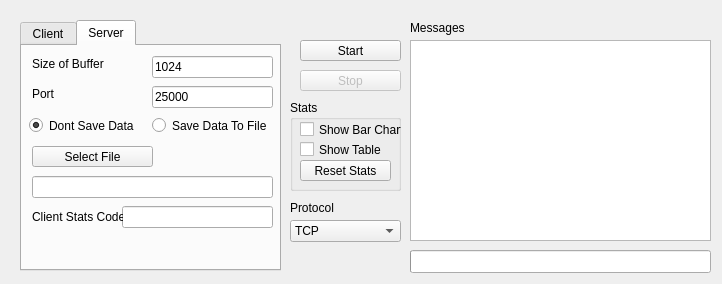
Above: mainwindow.ui from isaacmorneau/4985_asn2 before the change. Below: the same form after it.
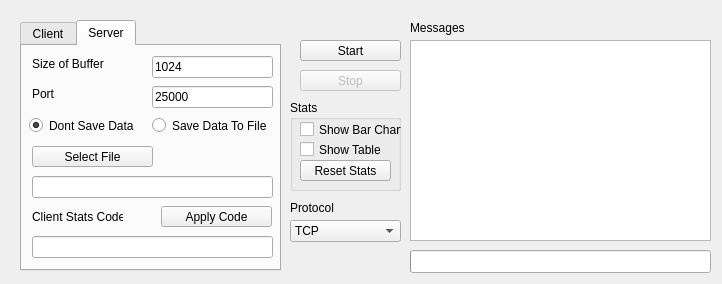
That is the form after the change. The open tabs and pages were chosen to show the change.

```diff
--- a/mainwindow.ui
+++ b/mainwindow.ui
@@ -376,9 +376,9 @@
      <widget class="QLineEdit" name="lineEditCodeServer">
       <property name="geometry">
        <rect>
-        <x>100</x>
-        <y>160</y>
-        <width>151</width>
+        <x>10</x>
+        <y>190</y>
+        <width>241</width>
         <height>22</height>
        </rect>
       </property>
@@ -396,6 +396,19 @@
        <string>Client Stats Code</string>
       </property>
      </widget>
+     <widget class="QPushButton" name="pushButtonApply">
+      <property name="geometry">
+       <rect>
+        <x>139</x>
+        <y>160</y>
+        <width>111</width>
+        <height>21</height>
+       </rect>
+      </property>
+      <property name="text">
+       <string>Apply Code</string>
+      </property>
+     </widget>
     </widget>
    </widget>
    <widget class="QComboBox" name="comboBoxProto">
```
